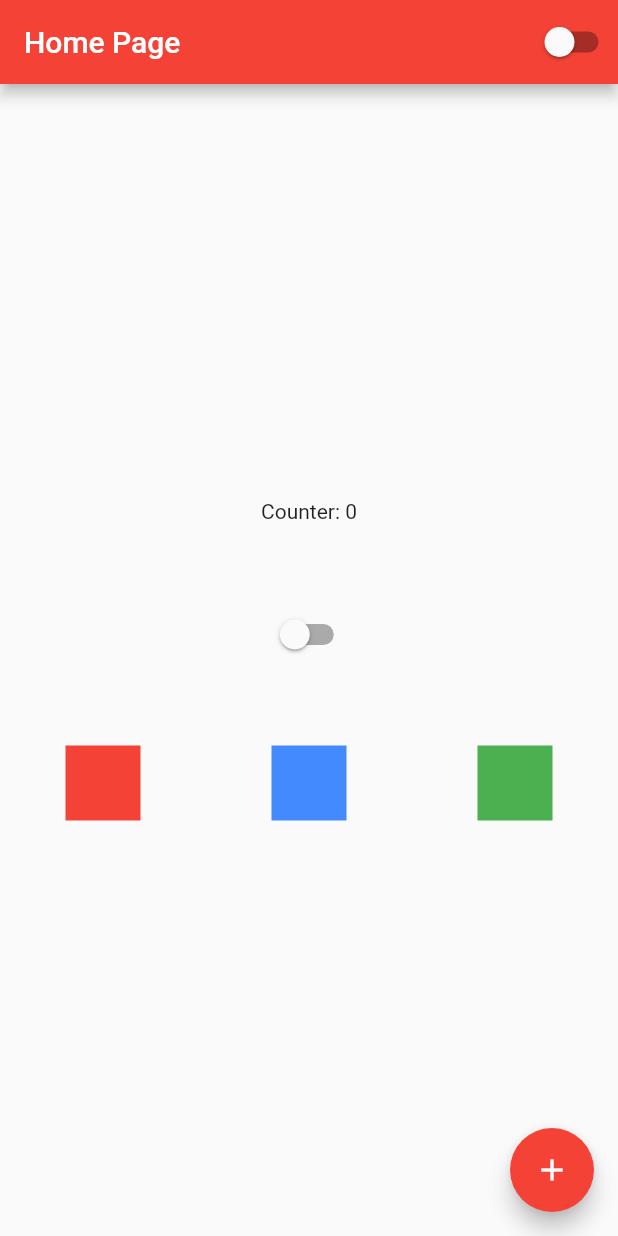
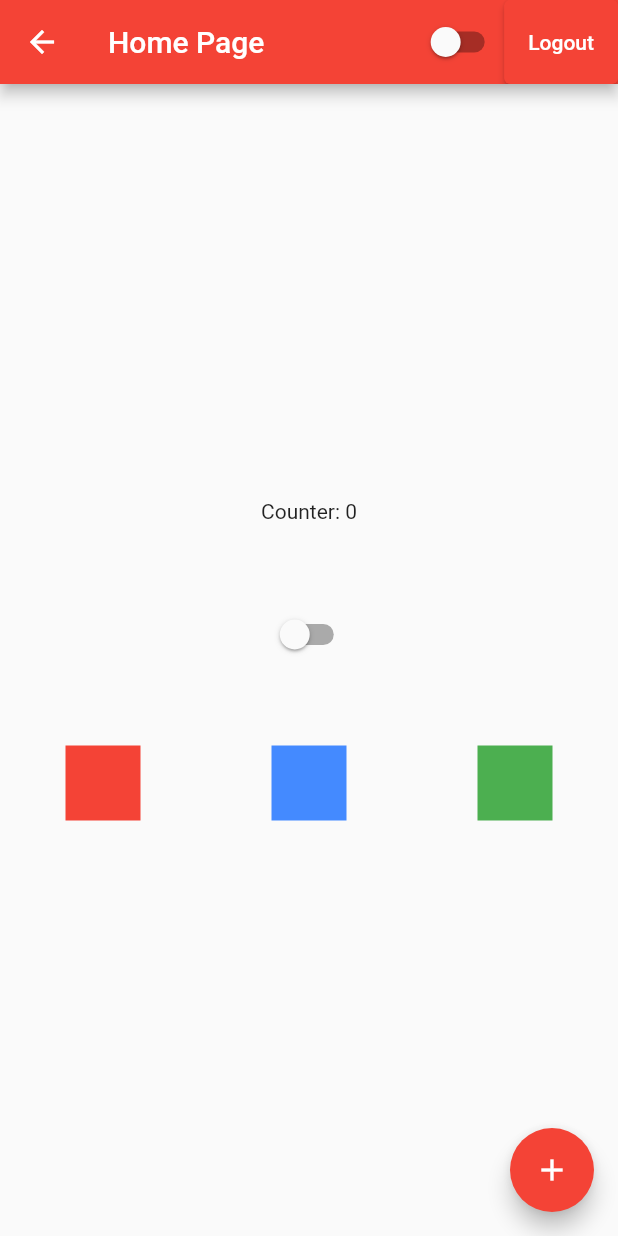
Before and after one commit to ederusena/flutter-lesson, a Flutter app: the HomePage screen opened directly, on a phone screen of 412 x 824 dp. Run offline on Flutter 3.47's test engine with Material 2 defaults, Android fonts, the phone set to English and light mode, and no system bars.

Commit message:
chore: Navegacao entre paginas nomeadas

```diff
--- a/lib/components/login_page.dart
+++ b/lib/components/login_page.dart
@@ -47,9 +47,7 @@ class _LoginPageState extends State<LoginPage> {
               ElevatedButton(
                   onPressed: () {
                     if (email != '' && password != '') {
-                      Navigator.of(context).pushReplacement(
-                        MaterialPageRoute(builder: (context) => HomePage()),
-                      );
+                      Navigator.of(context).pushReplacementNamed('/home');
                     }
                   },
                   child: Text('Login'))
--- a/lib/homepage.dart
+++ b/lib/homepage.dart
@@ -18,7 +18,14 @@ class HomePageState extends State<HomePage> {
     return Scaffold(
       appBar: AppBar(
         title: Text('Home Page'),
-        actions: [CustomSwitch()],
+        actions: [
+          CustomSwitch(),
+          ElevatedButton(
+              onPressed: () {
+                Navigator.of(context).pushNamed('/');
+              },
+              child: Text('Logout'))
+        ],
       ),
       body: Container(
         width: double.infinity,
@@ -47,7 +54,7 @@ class HomePageState extends State<HomePage> {
                   width: 50,
                   height: 50,
                   color: Colors.green,
-                )
+                ),
               ],
             )
           ],
```
Also changed, not shown: lib/app_widget.dart (+6 -2 lines).
